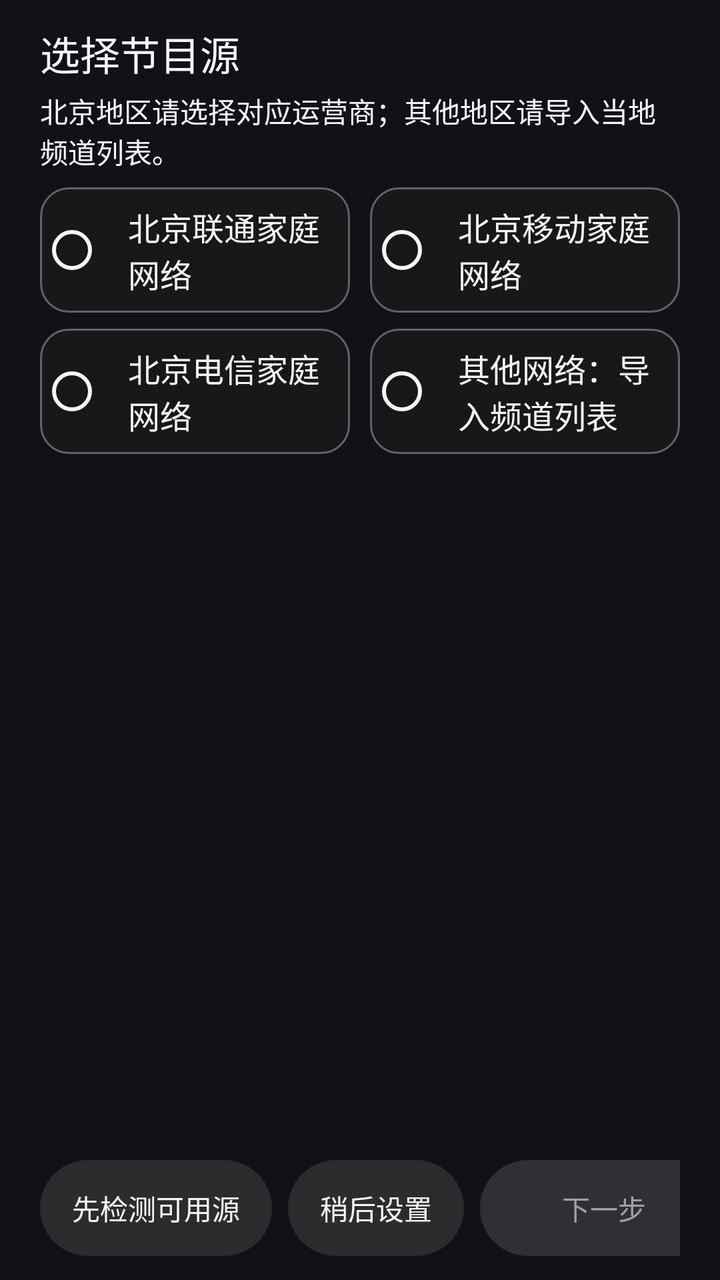
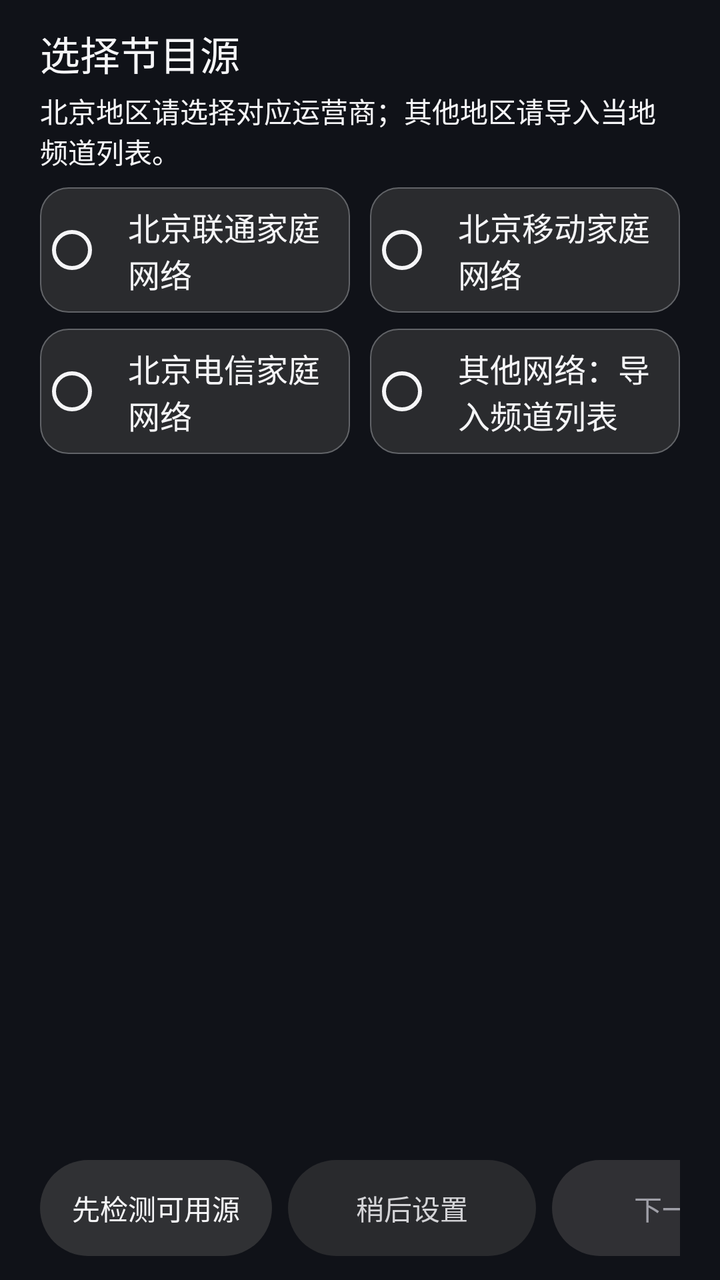

An Android layout rendered at two revisions. The XML below is the earlier revision; the diff shows what the commit changed to produce the second picture.
<!-- AndroidManifest.xml: application theme Theme.BjUnicomIptv -->
<!-- res/layout/dialog_source_welcome.xml -->
<?xml version="1.0" encoding="utf-8"?>
<LinearLayout xmlns:android="http://schemas.android.com/apk/res/android"
    android:id="@+id/welcome_surface"
    android:layout_width="match_parent" android:layout_height="wrap_content"
    android:orientation="vertical" android:paddingHorizontal="20dp" android:paddingVertical="12dp"
    android:clipToOutline="true">

    <TextView android:id="@+id/welcome_title"
        android:layout_width="match_parent" android:layout_height="wrap_content"
        android:accessibilityHeading="true" android:includeFontPadding="false"
        android:fontFamily="sans-serif-medium" android:text="选择节目源"
        android:textColor="@color/settings_label" android:textSize="20sp" />
    <TextView android:id="@+id/welcome_hint"
        android:layout_width="match_parent" android:layout_height="wrap_content"
        android:layout_marginTop="4dp" android:includeFontPadding="false"
        android:text="北京地区请选择对应运营商；其他地区请导入当地频道列表。"
        android:textColor="@color/settings_label" android:textSize="14sp" />

    <ScrollView android:layout_width="match_parent" android:layout_height="wrap_content"
        android:layout_weight="1" android:layout_marginTop="8dp"
        android:clipToPadding="false" android:fillViewport="true" android:overScrollMode="ifContentScrolls">
        <LinearLayout android:layout_width="match_parent" android:layout_height="wrap_content"
            android:orientation="vertical">
            <LinearLayout android:layout_width="match_parent" android:layout_height="wrap_content"
                android:baselineAligned="false" android:orientation="horizontal">
                <androidx.appcompat.widget.AppCompatRadioButton android:id="@+id/welcome_source_unicom"
                    style="@style/Widget.BjUnicomIptv.WelcomeChoice"
                    android:layout_marginEnd="5dp" android:text="北京联通家庭网络"
                    android:nextFocusRight="@id/welcome_source_mobile"
                    android:nextFocusDown="@id/welcome_source_telecom" />
                <androidx.appcompat.widget.AppCompatRadioButton android:id="@+id/welcome_source_mobile"
                    style="@style/Widget.BjUnicomIptv.WelcomeChoice"
                    android:layout_marginStart="5dp" android:text="北京移动家庭网络"
                    android:nextFocusLeft="@id/welcome_source_unicom"
                    android:nextFocusDown="@id/welcome_source_import" />
            </LinearLayout>
            <LinearLayout android:layout_width="match_parent" android:layout_height="wrap_content"
                android:layout_marginTop="8dp" android:baselineAligned="false" android:orientation="horizontal">
                <androidx.appcompat.widget.AppCompatRadioButton android:id="@+id/welcome_source_telecom"
                    style="@style/Widget.BjUnicomIptv.WelcomeChoice"
                    android:layout_marginEnd="5dp" android:text="北京电信家庭网络"
                    android:nextFocusUp="@id/welcome_source_unicom"
                    android:nextFocusRight="@id/welcome_source_import"
                    android:nextFocusDown="@id/btn_welcome_check" />
                <androidx.appcompat.widget.AppCompatRadioButton android:id="@+id/welcome_source_import"
                    style="@style/Widget.BjUnicomIptv.WelcomeChoice"
                    android:layout_marginStart="5dp" android:text="其他网络：导入频道列表"
                    android:nextFocusUp="@id/welcome_source_mobile"
                    android:nextFocusLeft="@id/welcome_source_telecom"
                    android:nextFocusDown="@id/btn_welcome_confirm" />
            </LinearLayout>
        </LinearLayout>
    </ScrollView>

    <LinearLayout android:layout_width="match_parent" android:layout_height="48dp"
        android:layout_marginTop="8dp" android:gravity="center_vertical" android:orientation="horizontal">
        <androidx.appcompat.widget.AppCompatButton android:id="@+id/btn_welcome_check"
            style="@style/Widget.BjUnicomIptv.WelcomeAction"
            android:background="@drawable/bg_settings_secondary_button"
            android:text="先检测可用源" android:textColor="@color/settings_control_text" />
        <Space android:layout_width="0dp" android:layout_height="1dp" android:layout_weight="1" />
        <androidx.appcompat.widget.AppCompatButton android:id="@+id/btn_welcome_later"
            style="@style/Widget.BjUnicomIptv.WelcomeAction"
            android:layout_marginStart="8dp" android:background="@drawable/bg_settings_secondary_button"
            android:text="稍后设置" android:textColor="@color/settings_control_text" />
        <androidx.appcompat.widget.AppCompatButton android:id="@+id/btn_welcome_confirm"
            style="@style/Widget.BjUnicomIptv.WelcomeAction"
            android:layout_width="124dp" android:layout_marginStart="8dp"
            android:background="@drawable/bg_settings_save" android:enabled="false"
            android:text="下一步" android:textColor="@color/settings_save_text" />
    </LinearLayout>
</LinearLayout>
<!-- resources referenced by this layout -->
<resources>
  <color name="settings_label">#F5F5F7</color>
  <!-- drawable bg_settings_secondary_button (drawable) -->
  <?xml version="1.0" encoding="utf-8"?>
  <selector xmlns:android="http://schemas.android.com/apk/res/android">
      <item android:state_focused="true">
          <shape>
              <solid android:color="@color/settings_action" />
              <corners android:radius="999dp" />
              <stroke android:width="2dp" android:color="@color/settings_link" />
          </shape>
      </item>
      <item android:state_pressed="true">
          <shape>
              <solid android:color="#3A3A3E" />
              <corners android:radius="999dp" />
          </shape>
      </item>
      <item>
          <shape>
              <solid android:color="@color/settings_raised" />
              <corners android:radius="999dp" />
          </shape>
      </item>
  </selector>
  <color name="settings_action">#F5F5F7</color>
  <color name="settings_link">#80B8FF</color>
  <color name="settings_raised">#2C2C2E</color>
  <!-- drawable bg_welcome_choice (drawable) -->
  <?xml version="1.0" encoding="utf-8"?>
  <selector xmlns:android="http://schemas.android.com/apk/res/android">
      <item android:state_checked="true" android:state_focused="true">
          <shape>
              <solid android:color="@color/settings_action" />
              <corners android:radius="14dp" />
              <stroke android:width="2dp" android:color="@color/settings_link" />
          </shape>
      </item>
      <item android:state_checked="true">
          <shape>
              <solid android:color="@color/settings_action" />
              <corners android:radius="14dp" />
              <stroke android:width="1dp" android:color="#CCFFFFFF" />
          </shape>
      </item>
      <item android:state_focused="true">
          <shape>
              <solid android:color="#D5353538" />
              <corners android:radius="14dp" />
              <stroke android:width="2dp" android:color="@color/settings_label" />
          </shape>
      </item>
      <item android:state_pressed="true">
          <shape>
              <solid android:color="#D53A3A3E" />
              <corners android:radius="14dp" />
              <stroke android:width="1dp" android:color="#99FFFFFF" />
          </shape>
      </item>
      <item>
          <shape>
              <solid android:color="#A61C1C1E" />
              <corners android:radius="14dp" />
              <stroke android:width="1dp" android:color="#55FFFFFF" />
          </shape>
      </item>
  </selector>
  <color name="md_theme_dark_primary">#E2EAF7</color>
  <color name="md_theme_dark_tertiary">#6DD58C</color>
  <color name="md_theme_dark_surface">#181B23</color>
  <color name="md_theme_dark_onSurface">#E2E8F0</color>
  <color name="md_theme_dark_outline">#64748B</color>
  <color name="md_theme_dark_ripple">#33A8C7FA</color>
  <color name="bg_primary">#101218</color>
  <color name="text_primary">#F6F7FB</color>
  <color name="text_secondary">#BCC2CD</color>
  <!-- unchanged entries left out for length: 17 -->
</resources>

<!-- the commit's change to res/layout/dialog_source_welcome.xml (unified diff, before → after) -->
@@ -56,13 +56,14 @@
         android:layout_marginTop="8dp" android:gravity="center_vertical" android:orientation="horizontal">
         <androidx.appcompat.widget.AppCompatButton android:id="@+id/btn_welcome_check"
             style="@style/Widget.BjUnicomIptv.WelcomeAction"
-            android:background="@drawable/bg_settings_secondary_button"
+            android:background="@drawable/bg_welcome_check"
             android:text="先检测可用源" android:textColor="@color/settings_control_text" />
         <Space android:layout_width="0dp" android:layout_height="1dp" android:layout_weight="1" />
         <androidx.appcompat.widget.AppCompatButton android:id="@+id/btn_welcome_later"
             style="@style/Widget.BjUnicomIptv.WelcomeAction"
-            android:layout_marginStart="8dp" android:background="@drawable/bg_settings_secondary_button"
-            android:text="稍后设置" android:textColor="@color/settings_control_text" />
+            android:layout_width="124dp" android:layout_marginStart="8dp"
+            android:background="@drawable/bg_welcome_later"
+            android:text="稍后设置" android:textColor="@color/welcome_later_text" />
         <androidx.appcompat.widget.AppCompatButton android:id="@+id/btn_welcome_confirm"
             style="@style/Widget.BjUnicomIptv.WelcomeAction"
             android:layout_width="124dp" android:layout_marginStart="8dp"
<!-- resource entries referenced after the edit -->
@@ -1,7 +1,7 @@
 <!-- resources referenced by this layout -->
 <resources>
   <color name="settings_label">#F5F5F7</color>
-  <!-- drawable bg_settings_secondary_button (drawable) -->
+  <!-- drawable bg_welcome_check (drawable) -->
   <?xml version="1.0" encoding="utf-8"?>
   <selector xmlns:android="http://schemas.android.com/apk/res/android">
       <item android:state_focused="true">
@@ -19,14 +19,38 @@
       </item>
       <item>
           <shape>
-              <solid android:color="@color/settings_raised" />
+              <solid android:color="@color/welcome_check_surface" />
+              <corners android:radius="999dp" />
+          </shape>
+      </item>
+  </selector>
+  <!-- drawable bg_welcome_later (drawable) -->
+  <?xml version="1.0" encoding="utf-8"?>
+  <selector xmlns:android="http://schemas.android.com/apk/res/android">
+      <item android:state_focused="true">
+          <shape>
+              <solid android:color="@color/settings_action" />
+              <corners android:radius="999dp" />
+              <stroke android:width="2dp" android:color="@color/settings_link" />
+          </shape>
+      </item>
+      <item android:state_pressed="true">
+          <shape>
+              <solid android:color="#3A3A3E" />
+              <corners android:radius="999dp" />
+          </shape>
+      </item>
+      <item>
+          <shape>
+              <solid android:color="@color/welcome_later_surface" />
               <corners android:radius="999dp" />
           </shape>
       </item>
   </selector>
   <color name="settings_action">#F5F5F7</color>
   <color name="settings_link">#80B8FF</color>
-  <color name="settings_raised">#2C2C2E</color>
+  <color name="welcome_check_surface">#303134</color>
+  <color name="welcome_later_surface">#292A2D</color>
   <!-- drawable bg_welcome_choice (drawable) -->
   <?xml version="1.0" encoding="utf-8"?>
   <selector xmlns:android="http://schemas.android.com/apk/res/android">
@@ -46,23 +70,23 @@
       </item>
       <item android:state_focused="true">
           <shape>
-              <solid android:color="#D5353538" />
+              <solid android:color="@color/settings_selection" />
               <corners android:radius="14dp" />
               <stroke android:width="2dp" android:color="@color/settings_label" />
           </shape>
       </item>
       <item android:state_pressed="true">
           <shape>
-              <solid android:color="#D53A3A3E" />
+              <solid android:color="#3A3A3E" />
               <corners android:radius="14dp" />
               <stroke android:width="1dp" android:color="#99FFFFFF" />
           </shape>
       </item>
       <item>
           <shape>
-              <solid android:color="#A61C1C1E" />
+              <solid android:color="@color/welcome_choice_surface" />
               <corners android:radius="14dp" />
-              <stroke android:width="1dp" android:color="#55FFFFFF" />
+              <stroke android:width="0.5dp" android:color="@color/welcome_choice_border" />
           </shape>
       </item>
   </selector>
@@ -73,6 +97,9 @@
   <color name="md_theme_dark_outline">#64748B</color>
   <color name="md_theme_dark_ripple">#33A8C7FA</color>
   <color name="bg_primary">#101218</color>
+  <color name="settings_selection">#353538</color>
+  <color name="welcome_choice_surface">#2A2B2E</color>
+  <color name="welcome_choice_border">#626468</color>
   <color name="text_primary">#F6F7FB</color>
   <color name="text_secondary">#BCC2CD</color>
   <!-- unchanged entries left out for length: 17 -->
